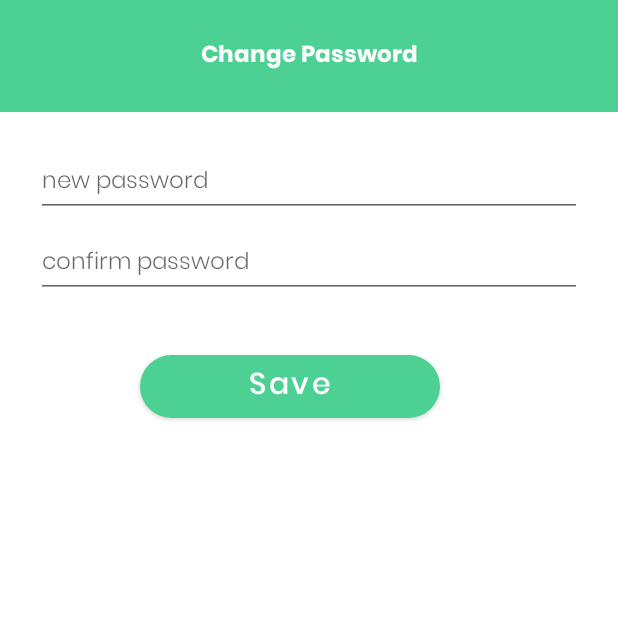
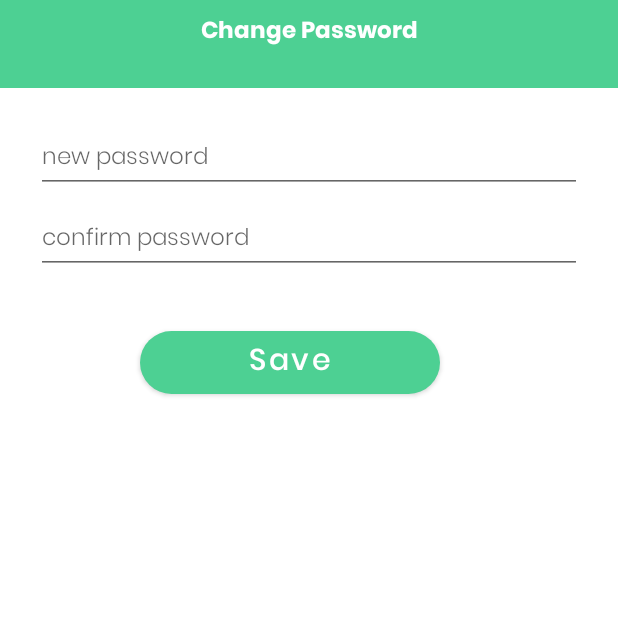
Before and after one commit to GabrielDelaPena/RebruxTrends, an Android app: the ChangePasswordFragment screen opened through its navigation route, on a phone screen of 412 x 824 dp, the top half of it. Run offline under Robolectric (Android 15) with nearby library versions, the phone set to English and light mode, and no system bars.

Commit message:
- quick chqnges

```diff
--- a/app/src/main/res/layout/fragment_change_password.xml
+++ b/app/src/main/res/layout/fragment_change_password.xml
@@ -18,7 +18,7 @@
             android:id="@+id/textView"
             android:layout_width="wrap_content"
             android:layout_height="wrap_content"
-            android:layout_marginTop="24dp"
+            android:layout_marginTop="8dp"
             android:layout_marginBottom="24dp"
             android:fontFamily="@font/poppins_bold"
             android:text="@string/str_btn_change_password"
--- a/app/src/main/res/layout/fragment_details.xml
+++ b/app/src/main/res/layout/fragment_details.xml
@@ -28,7 +28,7 @@
             android:id="@+id/tv_details_status"
             android:layout_width="wrap_content"
             android:layout_height="wrap_content"
-            android:layout_marginTop="24dp"
+            android:layout_marginTop="8dp"
             android:layout_marginBottom="24dp"
             android:fontFamily="@font/poppins_bold"
             android:text="Status"
--- a/app/src/main/res/layout/fragment_edit_profile.xml
+++ b/app/src/main/res/layout/fragment_edit_profile.xml
@@ -18,7 +18,7 @@
             android:id="@+id/textView"
             android:layout_width="wrap_content"
             android:layout_height="wrap_content"
-            android:layout_marginTop="24dp"
+            android:layout_marginTop="8dp"
             android:layout_marginBottom="24dp"
             android:fontFamily="@font/poppins_bold"
             android:text="@string/str_edit_profile"
--- a/app/src/main/res/layout/fragment_reports.xml
+++ b/app/src/main/res/layout/fragment_reports.xml
@@ -17,11 +17,12 @@
             android:id="@+id/textView"
             android:layout_width="wrap_content"
             android:layout_height="wrap_content"
-            android:layout_marginTop="22dp"
+            android:layout_marginTop="8dp"
             android:layout_marginBottom="22dp"
             android:fontFamily="@font/poppins_bold"
             android:text="@string/str_btn_my_reports"
             android:textColor="@color/white"
+            android:textSize="@dimen/font_txt_nrml"
             app:layout_constraintBottom_toBottomOf="parent"
             app:layout_constraintEnd_toEndOf="parent"
             app:layout_constraintStart_toStartOf="parent"
--- a/app/src/main/res/values/themes.xml
+++ b/app/src/main/res/values/themes.xml
@@ -2,8 +2,8 @@
     <!-- Base application theme. -->
     <style name="Theme.Rebruxdef" parent="Theme.MaterialComponents.DayNight.NoActionBar">
         <!-- Primary brand color. -->
-        <item name="colorPrimary">@color/purple_500</item>
-        <item name="colorPrimaryVariant">@color/purple_700</item>
+        <item name="colorPrimary">@color/green</item>
+        <item name="colorPrimaryVariant">@color/green</item>
         <item name="colorOnPrimary">@color/white</item>
         <!-- Secondary brand color. -->
         <item name="colorSecondary">@color/teal_200</item>
```
Also changed, not shown: app/src/debug/res/drawable-hdpi/backgroundcirkles.png (added).
